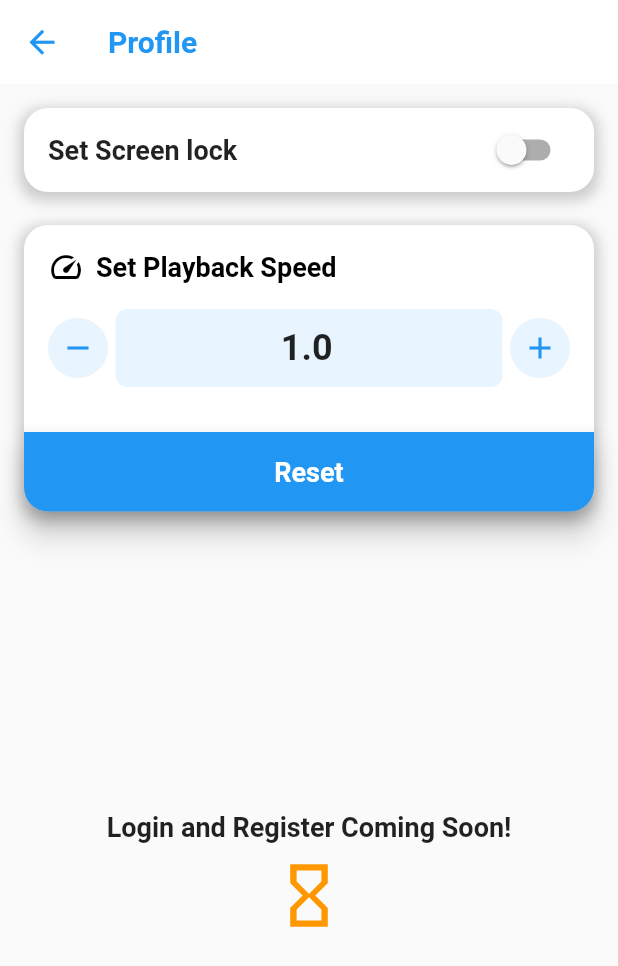
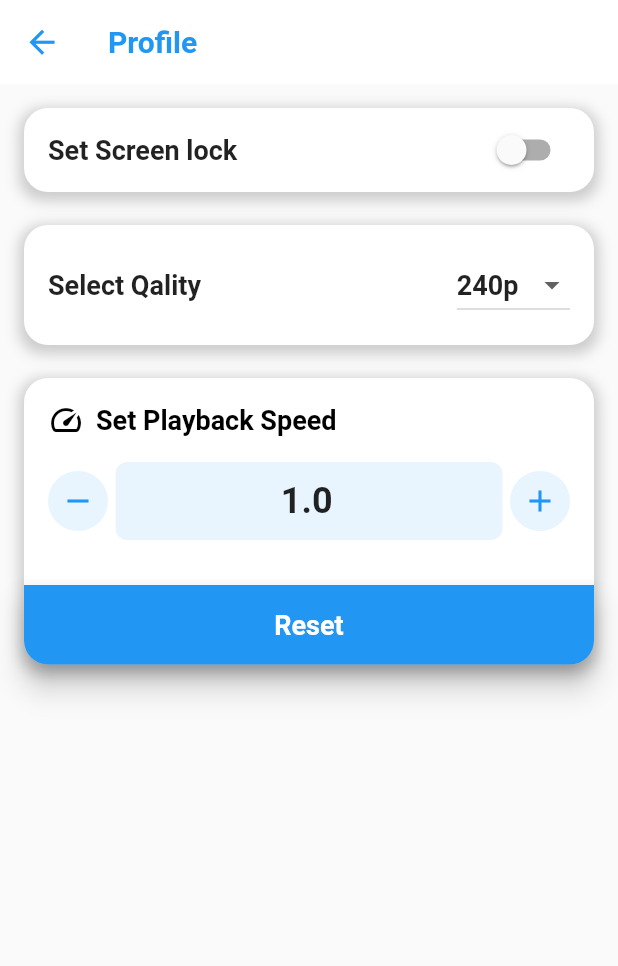
Before and after one commit to Syed-Moiz-Ali/erosWatch, a Flutter app: the screen it shows after launch, item 4 of the bottom bar chosen, after a tap on "Settings", on a phone screen of 412 x 824 dp. Shown: the top 966 px of the screen. Run offline on Flutter 3.47's test engine with Material 2 defaults, Android fonts, the light colour scheme and no system bars; our stand-ins replace cached_network_image, firebase_core, firebase_database, firebase_storage, flutter_local_notifications, image_picker and 7 more; missing offline and left inert: auto_orientation, flutter_inappwebview, http_proxy, video_thumbnail; accounts and stored records are empty; network calls fail.

Commit message:
updated the code

```diff
--- a/lib/model/card/card_screen.dart
+++ b/lib/model/card/card_screen.dart
@@ -192,7 +192,7 @@ class _CardScreenState extends State<CardScreen> {
                 );
               }).toList(),
             ),
-            SizedBox(height: 140),
+            const SizedBox(height: 140),
           ],
         ),
       ),
--- a/lib/model/pages/pageconstant.dart
+++ b/lib/model/pages/pageconstant.dart
@@ -23,7 +23,7 @@ class _PageConstantState extends State<PageConstant> {
   @override
   Widget build(BuildContext context) {
     return Scaffold(
-      // appBar: AppBar(title: const Text("Latest Wallpapers")),
+      // creen Width:: AppBar(title: const Text("Latest Wallpapers")),
       body: Stack(
         children: [
           // const SizedBox(
--- a/lib/model/setting/setting_page.dart
+++ b/lib/model/setting/setting_page.dart
@@ -1,4 +1,4 @@
-// ignore_for_file: use_build_context_synchronously
+// ignore_for_file: use_build_context_synchronously, avoid_print
 
 import 'package:flutter/foundation.dart';
 import 'package:flutter/material.dart';
@@ -29,11 +29,11 @@ class _SettingScreenState extends State<SettingScreen> {
   bool isLockedToggled = false; // New variable to track NSFW switch toggle
   late final PackageInfo packageInfo;
   final String contactEmail = 'shinten812@gmail.com';
-  late double getSpeed;
+  late double getSpeed = 1.0;
   dynamic speed = 1.0;
   double steps = 0.05;
   TextEditingController speedController = TextEditingController(text: '1.0');
-
+  String selectedQuality = '240p';
   @override
   void initState() {
     super.initState();
@@ -43,6 +43,7 @@ class _SettingScreenState extends State<SettingScreen> {
     isTextFieldEnabled = false;
     fetchPackageInfoAndCheckForUpdates();
     _loadPreferences();
+    _loadSelectedQuality();
     // loadUsers();
   }
 
@@ -53,6 +54,15 @@ class _SettingScreenState extends State<SettingScreen> {
     });
   }
 
+  _loadSelectedQuality() async {
+    SharedPreferences sharedPreferences = await SharedPreferences.getInstance();
+    String? quality = sharedPreferences.getString('settingSelectedQuality');
+    if (quality != null) {
+      setState(() {
+        selectedQuality = quality;
+      });
+    }
+  }
   // void loadUsers() async {
   //   try {
   //     var promise = await account.get();
@@ -227,8 +237,9 @@ class _SettingScreenState extends State<SettingScreen> {
     final prefs = await SharedPreferences.getInstance();
     setState(() {
       isLocked = prefs.getBool('enableProtection') ?? false;
-      getSpeed = prefs.getDouble('speed')!;
-      speedController.text = prefs.getDouble('speed')!.toStringAsFixed(2);
+      getSpeed = prefs.getDouble('settingSpeed')!;
+      speedController.text =
+          prefs.getDouble('settingSpeed')!.toStringAsFixed(2);
     });
     // final data = await account.getPrefs();
     // setState(() {
@@ -239,10 +250,11 @@ class _SettingScreenState extends State<SettingScreen> {
 
   setSpeed(double val) async {
     final prefs = await SharedPreferences.getInstance();
-    await prefs.setDouble('speed', val);
+    await prefs.setDouble('settingSpeed', val);
     setState(() {
-      speedController.text = prefs.getDouble('speed')!.toStringAsFixed(2);
-      getSpeed = prefs.getDouble('speed')!;
+      speedController.text =
+          prefs.getDouble('settingSpeed')!.toStringAsFixed(2);
+      getSpeed = prefs.getDouble('settingSpeed')!;
     });
   }
 
@@ -259,7 +271,7 @@ class _SettingScreenState extends State<SettingScreen> {
     }
   }
 
-  Column sayLoginToUser() {
+  Widget sayLoginToUser() {
     return Column(
       mainAxisAlignment: MainAxisAlignment.center,
       children: [
@@ -299,41 +311,98 @@ class _SettingScreenState extends State<SettingScreen> {
           ),
         ),
         const SizedBox(height: 22),
-        speedCard(),
-
-        const SizedBox(height: 200.0), // Add spacing
-        const Align(
-          // Center the coming soon message and icon
-          alignment: Alignment.center,
-          child: Column(
+        Container(
+          width: double.infinity,
+          padding: const EdgeInsets.all(16.0),
+          decoration: BoxDecoration(
+            color: Colors.white,
+            borderRadius: BorderRadius.circular(16),
+            boxShadow: [
+              BoxShadow(
+                color: Colors.grey.withOpacity(0.5),
+                spreadRadius: 3,
+                blurRadius: 7,
+                offset: const Offset(0, 3),
+              ),
+            ],
+          ),
+          child: Row(
+            mainAxisAlignment: MainAxisAlignment.spaceBetween,
             children: [
-              Text(
-                'Login and Register Coming Soon!',
+              const Text(
+                'Select Qality',
                 style: TextStyle(
                   fontSize: 18,
                   fontWeight: FontWeight.bold,
                 ),
               ),
-              SizedBox(height: 10.0), // Add spacing
-              Icon(
-                Icons.hourglass_empty, // You can change the icon
-                size: 50,
-                color: Colors.orange, // Customize icon color
+              DropdownButton<String>(
+                value: selectedQuality,
+                onChanged: (newValue) async {
+                  SharedPreferences sharedPreferences =
+                      await SharedPreferences.getInstance();
+                  await sharedPreferences.setString(
+                      'settingSelectedQuality', newValue!);
+                  setState(() {
+                    selectedQuality = newValue;
+                    print('newValue is $newValue');
+                  });
+                  // Perform action based on selected quality
+                  // For example: updatePreferences(newValue);
+                },
+                items: <String>['240p', '360p', '480p', '720p', '1080p', '4K']
+                    .map<DropdownMenuItem<String>>((String value) {
+                  return DropdownMenuItem<String>(
+                    value: value,
+                    child: Text(
+                      value,
+                      style: const TextStyle(
+                        fontSize: 18,
+                        fontWeight: FontWeight.bold,
+                      ),
+                    ),
+                  );
+                }).toList(),
               ),
-              SizedBox(height: 20.0), // Add spacing
-              // GestureDetector(
-              //   onTap: () {
-              //     _launchEmailApp(contactEmail);
-              //   },
-              //   child: Image.asset(
-              //     'assets/images/gmail.png',
-              //     width: 50,
-              //     height: 50,
-              //   ),
-              // ),
             ],
           ),
         ),
+        const SizedBox(height: 22),
+        speedCard(),
+
+        // const SizedBox(height: 200.0), // Add spacing
+        // const Align(
+        //   // Center the coming soon message and icon
+        //   alignment: Alignment.center,
+        //   child: Column(
+        //     children: [
+        //       Text(
+        //         'Login and Register Coming Soon!',
+        //         style: TextStyle(
+        //           fontSize: 18,
+        //           fontWeight: FontWeight.bold,
+        //         ),
+        //       ),
+        //       SizedBox(height: 10.0), // Add spacing
+        //       Icon(
+        //         Icons.hourglass_empty, // You can change the icon
+        //         size: 50,
+        //         color: Colors.orange, // Customize icon color
+        //       ),
+        //       SizedBox(height: 20.0), // Add spacing
+        //       // GestureDetector(
+        //       //   onTap: () {
+        //       //     _launchEmailApp(contactEmail);
+        //       //   },
+        //       //   child: Image.asset(
+        //       //     'assets/images/gmail.png',
+        //       //     width: 50,
+        //       //     height: 50,
+        //       //   ),
+        //       // ),
+        //     ],
+        //   ),
+        // ),
       ],
     );
   }
--- a/lib/providers/cardProvider.dart
+++ b/lib/providers/cardProvider.dart
@@ -38,4 +38,17 @@ class CardProvider extends ChangeNotifier {
     isLoading = false;
     notifyListeners();
   }
+
+  bool isPreview = false;
+  setIsPreview(val) {
+    isPreview = val;
+    notifyListeners();
+  }
+
+  int currentPlayingIndex = 0;
+
+  void setCurrentPlayingIndex(int index) {
+    currentPlayingIndex = index;
+    notifyListeners();
+  }
 }
--- a/lib/screens/BrowseScreen/components/browse_screen_body.dart
+++ b/lib/screens/BrowseScreen/components/browse_screen_body.dart
@@ -22,21 +22,21 @@ class _BrowseScreenBodyState extends State<BrowseScreenBody> {
   FirebaseDatabaseService databaseService = FirebaseDatabaseService();
   bool debugValue = false;
   bool isNavigate = false;
-  final Map<String, Widget> _typeToWidget = {
-    'spankbang': const VideoScreen(),
-    'txxx': const Txxx(),
-    'vjav': const VideoScreen(),
-    'tube': const VideoScreen(),
-  };
+  // final Map<String, Widget> _typeToWidget = {
+  //   'spankbang': const VideoScreen(),
+  //   'txxx': const Txxx(),
+  //   'vjav': const VideoScreen(),
+  //   'tube': const VideoScreen(),
+  // };
 
-  Widget handleNavigation(String type) {
-    if (_typeToWidget.containsKey(type)) {
-      return _typeToWidget[type]!;
-    } else {
-      // Handle the default case or return a default widget
-      return const Txxx();
-    }
-  }
+  // Widget handleNavigation(String type) {
+  //   if (_typeToWidget.containsKey(type)) {
+  //     return _typeToWidget[type]!;
+  //   } else {
+  //     // Handle the default case or return a default widget
+  //     return const Txxx();
+  //   }
+  // }
 
   @override
   void initState() {
@@ -52,33 +52,16 @@ class _BrowseScreenBodyState extends State<BrowseScreenBody> {
   @override
   Widget build(BuildContext context) {
     var provider = Provider.of<BottomNavigatorProvider>(context, listen: false);
+    String baseUrl = 'https://spankbang.party';
+    String title = 'Spankbang';
     return RefreshIndicator(
         onRefresh: () async {
           // Refresh the data when the user pulls to refresh
           await databaseService.getExtension();
         },
-      child: FutureBuilder(
-        future: databaseService.getExtension(),
-        builder: (context, snapshot) {
-          if (snapshot.connectionState == ConnectionState.waiting) {
-            return const Center(child: CircularProgressIndicator());
-          } else if (snapshot.hasError) {
-            return Text('Error: ${snapshot.error}');
-          } else {
-            List extensions = snapshot.data ?? [];
-            String baseUrl = 'https://spankbang.party';
-            String title = 'Spankbang';
-
-            return extensions.isEmpty
-                ? const Center(
-                    child: Text(
-                    'No extensions are added',
-                    style: TextStyle(fontSize: 18, fontWeight: FontWeight.bold),
-                  ))
-                : GestureDetector(
+        child: GestureDetector(
           onTap: () async {
-                      SharedPreferences prefs =
-                          await SharedPreferences.getInstance();
+            SharedPreferences prefs = await SharedPreferences.getInstance();
 
             await prefs.setString('baseUrl', baseUrl);
             await prefs.setString('title', title);
@@ -101,8 +84,7 @@ class _BrowseScreenBodyState extends State<BrowseScreenBody> {
               decoration: BoxDecoration(
                   borderRadius: BorderRadius.circular(2000),
                   border: Border.all(color: Colors.red, width: 1)),
-                        child: Image.asset('assets/images/logo.png',
-                            fit: BoxFit.cover),
+              child: Image.asset('assets/images/logo.png', fit: BoxFit.cover),
             ),
             // trailing: IconButton(
             //   icon: const Icon(Icons.delete),
@@ -117,61 +99,6 @@ class _BrowseScreenBodyState extends State<BrowseScreenBody> {
             // )
             // You can display other fields as well
           ),
-                  );
-
-            // ListView.builder(
-            //     itemCount: extensions.length,
-            //     itemBuilder: (context, index) {
-            //       var extensionItem = extensions[index];
-            //       print('extensionItem is $extensionItem');
-            //       return
-            //       GestureDetector(
-            //         onTap: () async {
-            //           SharedPreferences prefs =
-            //               await SharedPreferences.getInstance();
-
-            //           await prefs.setString(
-            //               'baseUrl', extensionItem['data']['baseUrl']);
-            //           await prefs.setString(
-            //               'title', extensionItem['data']['title']);
-
-            //           provider.pageIndex = 0;
-            //           await SMA.navigateTo(
-            //               context,
-            //               // handleNavigation(extensionItem['data']['title'])
-            //               // isNavigate == true
-            //               //     ? MyHomePage()
-            //               //     :
-            //               VideoScreen());
-            //         },
-            //         child:
-            //         ListTile(
-            //           title: Text('${extensionItem['data']['title']}'),
-            //           subtitle: Text('${extensionItem['data']['baseUrl']}'),
-            //           leading: ClipRRect(
-            //             borderRadius: BorderRadius.circular(2000),
-            //             child: Image.network(extensionItem['data']['icon'],
-            //                 width: 60, height: 60, fit: BoxFit.contain),
-            //           ),
-            //           // trailing: IconButton(
-            //           //   icon: const Icon(Icons.delete),
-            //           //   onPressed: () async {
-            //           //     await databaseService
-            //           //         .deleteExtension(extensionItem['key'])
-            //           //         .then(
-            //           //           (_) => databaseService.getExtension(),
-            //           //         );
-            //           //     setState(() {});
-            //           //   },
-            //           // )
-            //           // You can display other fields as well
-            //         ),
-            //       );
-            //     },
-            //   );
-          }
-        },
-      ),
-    );
+        ));
   }
 }
--- a/pubspec.yaml
+++ b/pubspec.yaml
@@ -28,6 +28,7 @@ environment:
 # the latest version available on pub.dev. To see which dependencies have newer
 # versions available, run `flutter pub outdated`.
 dependencies:
+  android_intent_plus: ^4.0.3
   auto_orientation: ^2.3.1
   cached_network_image: ^3.0.0
 
```
Also changed, not shown: lib/Watch/video_player/main_video_player.dart (+14 -0 lines), lib/Watch/video_player/video_player_controls.dart (+21 -16 lines), pubspec.lock. Lines whose indentation alone changed are shown as unchanged.
